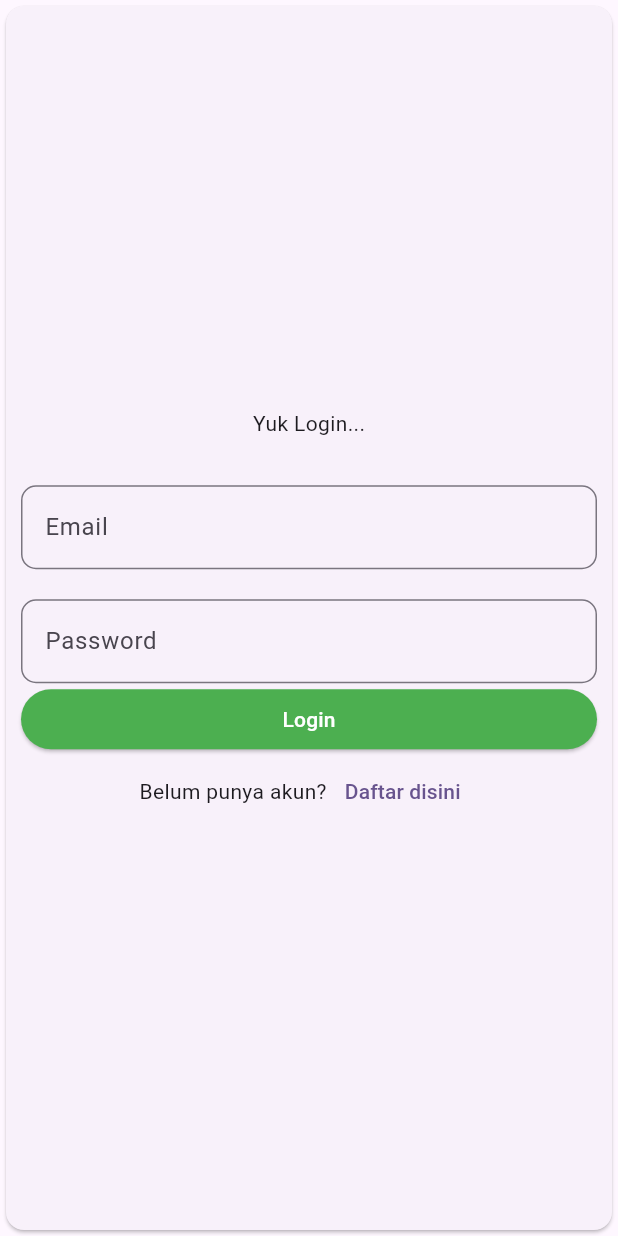
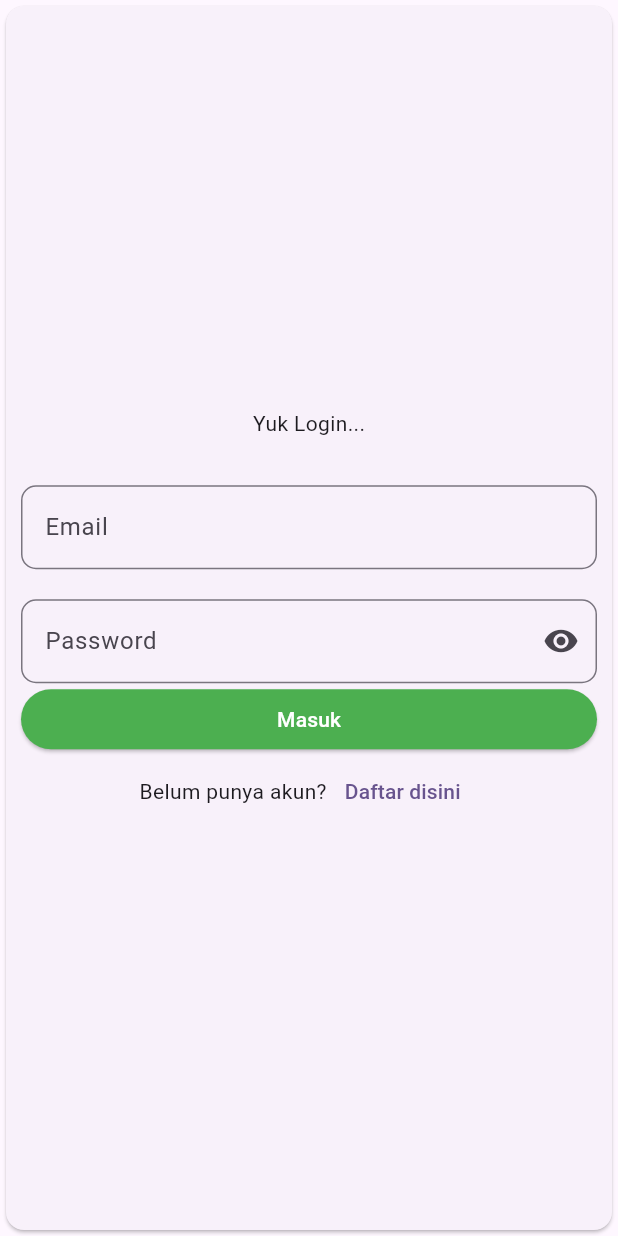
Before and after one commit to abdullahrpl/todo_app, a Flutter app: the screen it shows after launch, on a phone screen of 412 x 824 dp. Run offline on Flutter 3.47's test engine with Material 3 defaults, Android fonts, the phone set to English and light mode, and no system bars; our stand-ins replace firebase_auth, firebase_core; accounts and stored records are empty.

Commit message:
feat: add hide password function, pop up notification function, and add login via email function

```diff
--- a/lib/auth/login_screen.dart
+++ b/lib/auth/login_screen.dart
@@ -24,10 +24,16 @@ class _LoginScreenState extends State<LoginScreen> {
       setState(() {
         message = 'berhasil login';
       });
+      ScaffoldMessenger.of(
+        context,
+      ).showSnackBar(SnackBar(content: Text(message)));
     } catch (e) {
       setState(() {
         message = 'error $e';
       });
+      ScaffoldMessenger.of(
+        context,
+      ).showSnackBar(SnackBar(content: Text(message)));
     }
   }
 
@@ -57,7 +63,18 @@ class _LoginScreenState extends State<LoginScreen> {
                 SizedBox(height: 20),
                 TextField(
                   controller: passwordController,
+                  obscureText: pass,
                   decoration: InputDecoration(
+                    suffixIcon: IconButton(
+                      onPressed: () {
+                        setState(() {
+                          pass = !pass;
+                        });
+                      },
+                      icon: pass
+                          ? Icon(Icons.visibility)
+                          : Icon(Icons.visibility_off),
+                    ),
                     labelText: 'Password',
                     hintText: 'Masukkan Password',
                     border: OutlineInputBorder(
@@ -74,7 +91,7 @@ class _LoginScreenState extends State<LoginScreen> {
                     onPressed: () {
                       login();
                     },
-                    child: Text('Login', style: TextStyle(color: Colors.white)),
+                    child: Text('Masuk', style: TextStyle(color: Colors.white)),
                   ),
                 ),
                 Row(
```
